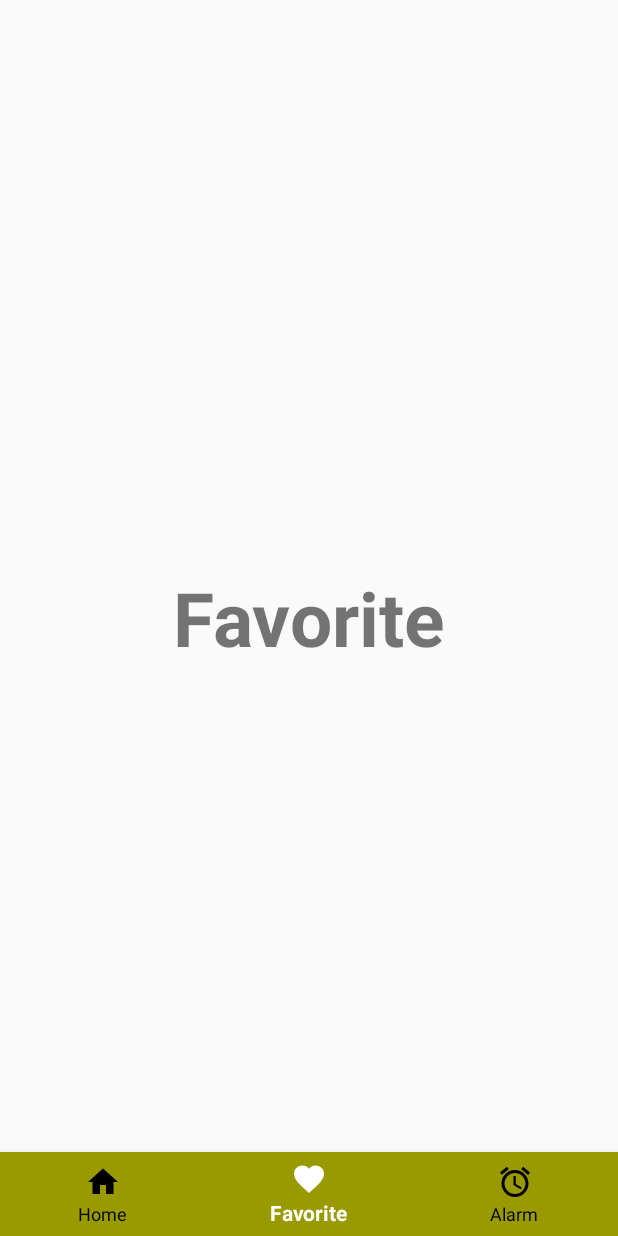
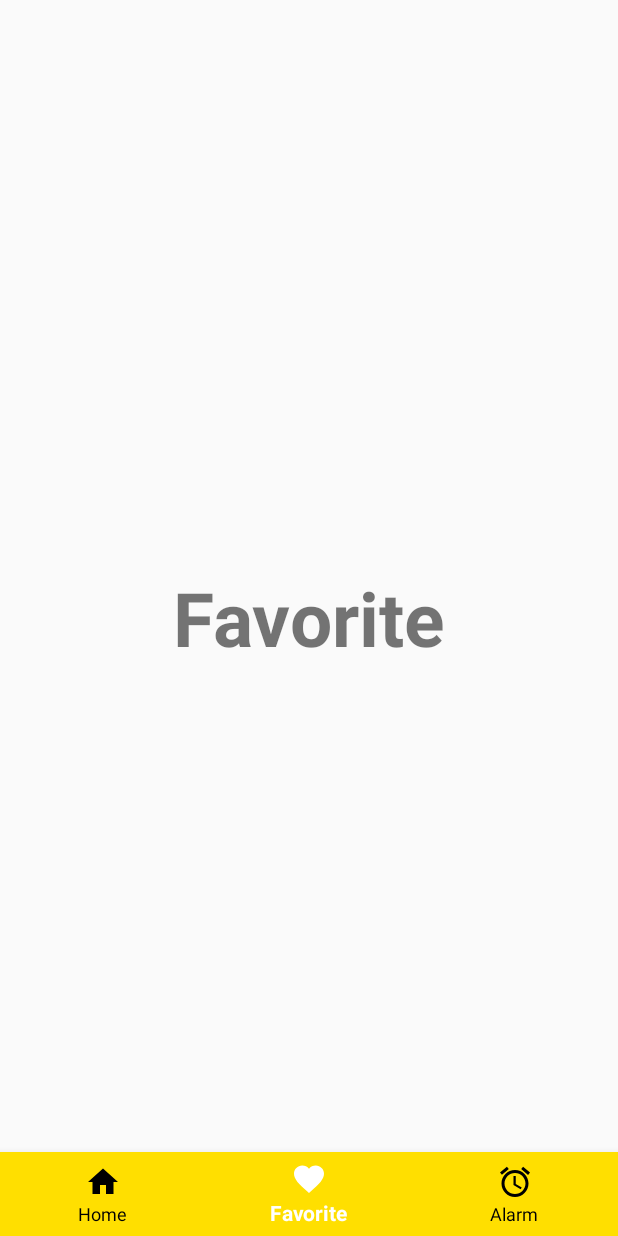
Before and after one commit to flashfour33/PopularMovie, an Android app: the Favorite screen opened directly, with no data from a screen before it, on a phone screen of 412 x 824 dp. Run offline under Robolectric (Android 15) with nearby library versions, the phone set to English and light mode, and no system bars.

Commit message:
improve UI

```diff
--- a/app/src/main/java/com/example/popularmovie/MovieAdapter.java
+++ b/app/src/main/java/com/example/popularmovie/MovieAdapter.java
@@ -91,7 +91,6 @@ public class MovieAdapter extends
         String title = (String) mCurrent.get("title");
         String urlBackdrop = (String) mCurrent.get("backdrop");
         String rating = (String) mCurrent.get("rating");
-        //String ratingStr = "Rating : " + rating;
 
         holder.movieTitle.setText(title);
         if(title.equals(oriTitle)){
@@ -100,7 +99,7 @@ public class MovieAdapter extends
         else {
             holder.movieOriTitle.setText(oriTitle);
         }
-       // holder.movieRating.setText(rating);
+        holder.movieRating.setText(rating);
         Log.d("check!!! ","rating : "+rating);
 
         Glide.with(holder.movieBackdrop.getContext())
--- a/app/src/main/res/values/colors.xml
+++ b/app/src/main/res/values/colors.xml
@@ -1,7 +1,7 @@
 <?xml version="1.0" encoding="utf-8"?>
 <resources>
     <color name="colorPrimary">#ffffff</color>
-    <color name="colorPrimaryDark">#999900</color>
+    <color name="colorPrimaryDark">#FFDF00</color>
     <color name="colorAccent">#ffffff</color>
 
     <!-- colors for tab and screent text -->
```
Also changed, not shown: app/src/main/res/layout/list_item.xml (+6 -6 lines).
